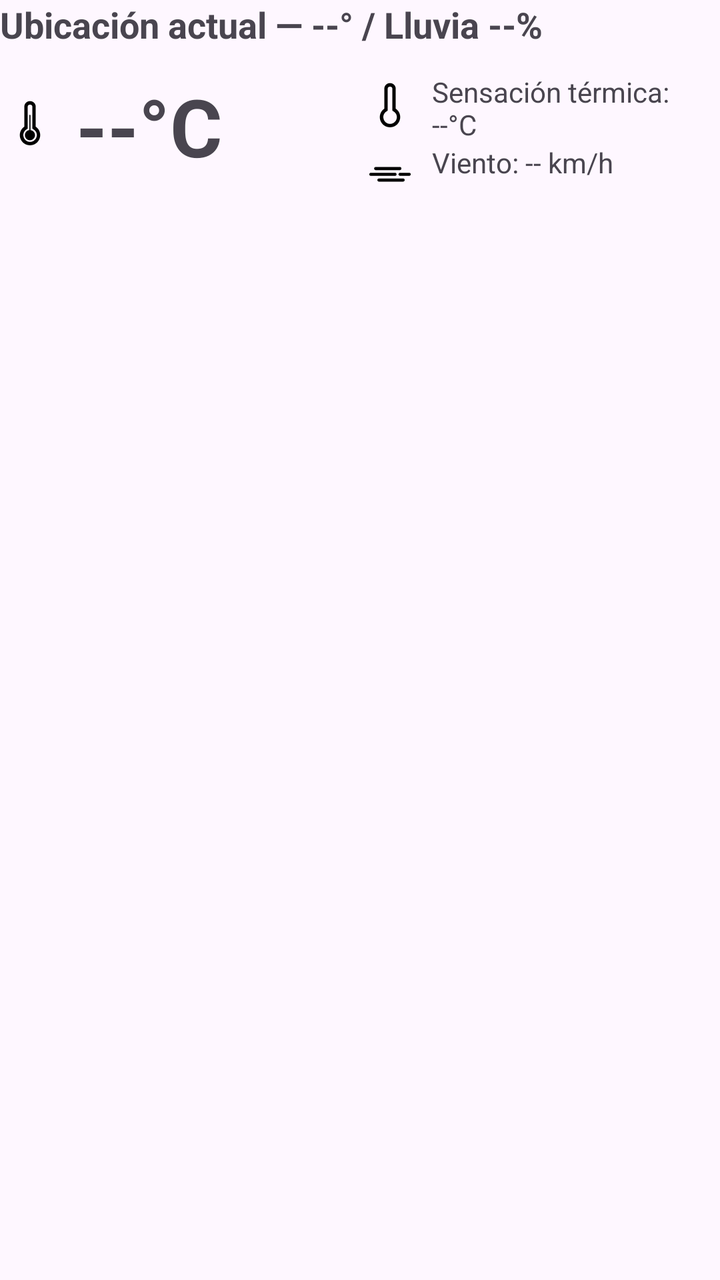
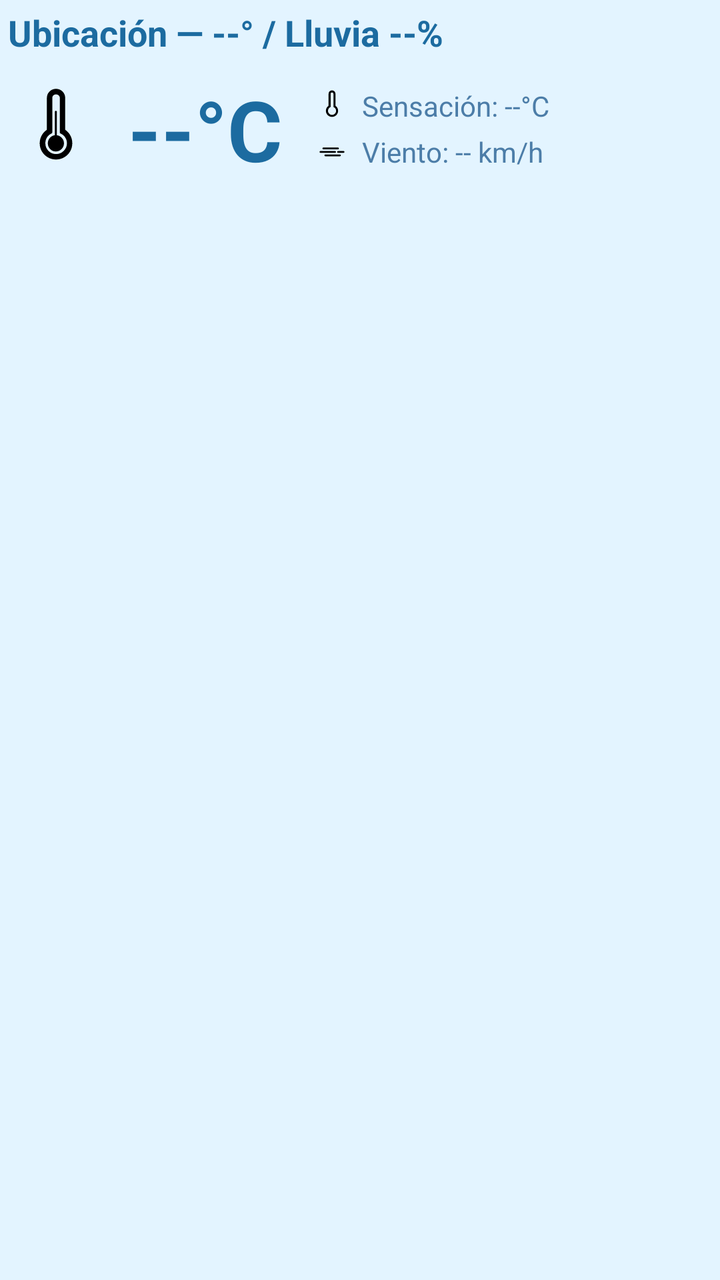

Screens rendered from an Android XML layout before and after an edit, with the pre-edit source and the edit as a unified diff.
<!-- AndroidManifest.xml: application theme Theme.LightWeather -->
<!-- res/layout/view_current_header.xml -->
<?xml version="1.0" encoding="utf-8"?>
<LinearLayout xmlns:android="http://schemas.android.com/apk/res/android"
    android:orientation="vertical"
    android:layout_width="match_parent"
    android:layout_height="wrap_content">

    
    <TextView
        android:id="@+id/tvHeader"
        android:layout_width="wrap_content"
        android:layout_height="wrap_content"
        android:text="Ubicación actual — --° / Lluvia --%"
        android:textStyle="bold"
        android:textSize="18sp" />

    
    <LinearLayout
        android:id="@+id/currentWeatherContainer"
        android:layout_width="match_parent"
        android:layout_height="wrap_content"
        android:orientation="horizontal"
        android:paddingTop="12dp"
        android:paddingBottom="12dp">

        
        <TextView
            android:id="@+id/tvTempMain"
            android:layout_width="0dp"
            android:layout_height="wrap_content"
            android:layout_weight="1"
            android:text="--°C"
            android:textSize="40sp"
            android:textStyle="bold"
            android:drawableStart="@drawable/wi_thermometer"
            android:drawablePadding="8dp" />

        
        <LinearLayout
            android:layout_width="0dp"
            android:layout_height="wrap_content"
            android:layout_weight="1"
            android:orientation="vertical">

            <TextView
                android:id="@+id/tvFeelsLike"
                android:layout_width="wrap_content"
                android:layout_height="wrap_content"
                android:text="Sensación térmica: --°C"
                android:textSize="14sp"
                android:drawableStart="@drawable/wi_thermometer_exterior"
                android:drawablePadding="6dp" />

            <TextView
                android:id="@+id/tvWindSpeed"
                android:layout_width="wrap_content"
                android:layout_height="wrap_content"
                android:text="Viento: -- km/h"
                android:textSize="14sp"
                android:drawableStart="@drawable/wi_windy"
                android:drawablePadding="6dp" />
        </LinearLayout>

    </LinearLayout>

</LinearLayout>
<!-- resources referenced by this layout -->
<resources>
  <!-- drawable wi_thermometer_exterior (drawable) -->
  <vector xmlns:android="http://schemas.android.com/apk/res/android"
      android:width="30dp"
      android:height="30dp"
      android:viewportWidth="30"
      android:viewportHeight="30">
    <path
        android:fillColor="#FF000000"
        android:pathData="M9.91,19.56c0,-0.85 0.2,-1.64 0.59,-2.38s0.94,-1.35 1.65,-1.84V5.42c0,-0.8 0.27,-1.48 0.82,-2.03S14.2,2.55 15,2.55c0.81,0 1.49,0.28 2.04,0.83c0.55,0.56 0.83,1.23 0.83,2.03v9.92c0.71,0.49 1.25,1.11 1.64,1.84s0.58,1.53 0.58,2.38c0,0.92 -0.23,1.78 -0.68,2.56s-1.07,1.4 -1.85,1.85s-1.63,0.68 -2.56,0.68c-0.92,0 -1.77,-0.23 -2.55,-0.68s-1.4,-1.07 -1.86,-1.85S9.91,20.48 9.91,19.56zM11.67,19.56c0,0.93 0.33,1.73 0.98,2.39c0.65,0.66 1.44,0.99 2.36,0.99c0.93,0 1.73,-0.33 2.4,-1s1.01,-1.46 1.01,-2.37c0,-0.62 -0.16,-1.2 -0.48,-1.73c-0.32,-0.53 -0.76,-0.94 -1.32,-1.23l-0.28,-0.14c-0.1,-0.04 -0.15,-0.14 -0.15,-0.29V5.42c0,-0.32 -0.11,-0.59 -0.34,-0.81C15.62,4.4 15.34,4.29 15,4.29c-0.32,0 -0.6,0.11 -0.83,0.32c-0.23,0.21 -0.34,0.48 -0.34,0.81v10.74c0,0.15 -0.05,0.25 -0.14,0.29l-0.27,0.14c-0.55,0.29 -0.98,0.7 -1.29,1.23C11.82,18.35 11.67,18.92 11.67,19.56z"/>
  </vector>
  <!-- drawable wi_windy (drawable) -->
  <vector xmlns:android="http://schemas.android.com/apk/res/android"
      android:width="30dp"
      android:height="30dp"
      android:viewportWidth="30"
      android:viewportHeight="30">
    <path
        android:fillColor="#FF000000"
        android:pathData="M4.65,15.5c0,-0.22 0.08,-0.41 0.23,-0.56c0.16,-0.15 0.35,-0.22 0.57,-0.22h12.08c0.22,0 0.4,0.07 0.54,0.22c0.14,0.15 0.22,0.34 0.22,0.57c0,0.22 -0.07,0.4 -0.22,0.54c-0.14,0.14 -0.32,0.22 -0.54,0.22H5.45c-0.22,0 -0.42,-0.07 -0.57,-0.22C4.72,15.9 4.65,15.72 4.65,15.5zM7.06,12.6c0,-0.22 0.08,-0.4 0.23,-0.55c0.15,-0.15 0.34,-0.23 0.56,-0.23h12.09c0.21,0 0.39,0.08 0.54,0.23c0.15,0.15 0.22,0.33 0.22,0.55c0,0.22 -0.07,0.4 -0.22,0.56c-0.15,0.15 -0.33,0.23 -0.54,0.23H7.86c-0.22,0 -0.41,-0.08 -0.56,-0.23S7.06,12.82 7.06,12.6zM8.68,18.34c0,-0.21 0.08,-0.39 0.24,-0.54c0.14,-0.14 0.32,-0.22 0.54,-0.22h12.1c0.22,0 0.41,0.07 0.56,0.22c0.15,0.14 0.22,0.32 0.22,0.54s-0.08,0.41 -0.23,0.56s-0.34,0.23 -0.56,0.23H9.46c-0.22,0 -0.4,-0.08 -0.56,-0.23S8.68,18.56 8.68,18.34zM19.26,15.5c0,-0.23 0.07,-0.42 0.22,-0.57c0.15,-0.15 0.34,-0.22 0.57,-0.22h4.52c0.23,0 0.42,0.07 0.57,0.22c0.15,0.15 0.22,0.34 0.22,0.56c0,0.22 -0.07,0.4 -0.22,0.54c-0.15,0.14 -0.34,0.22 -0.56,0.22h-4.52c-0.23,0 -0.42,-0.07 -0.57,-0.22C19.33,15.9 19.26,15.72 19.26,15.5z"/>
  </vector>
  <style name="Theme.LightWeather" parent="Base.Theme.LightWeather" />
  <style name="Base.Theme.LightWeather" parent="Theme.Material3.DayNight.NoActionBar">
          
          
      </style>
  <!-- unchanged entries left out for length: 1 -->
</resources>

<!-- the commit's change to res/layout/view_current_header.xml (unified diff, before → after) -->
@@ -2,16 +2,19 @@
 <LinearLayout xmlns:android="http://schemas.android.com/apk/res/android"
     android:orientation="vertical"
     android:layout_width="match_parent"
-    android:layout_height="wrap_content">
+    android:layout_height="wrap_content"
+    android:padding="4dp">
 
     
     <TextView
         android:id="@+id/tvHeader"
-        android:layout_width="wrap_content"
+        android:layout_width="match_parent"
         android:layout_height="wrap_content"
-        android:text="Ubicación actual — --° / Lluvia --%"
+        android:text="Ubicación — --° / Lluvia --%"
+        android:textSize="18sp"
         android:textStyle="bold"
-        android:textSize="18sp" />
+        android:textColor="@color/lw_blue_dark"
+        android:paddingBottom="8dp" />
 
     
     <LinearLayout
@@ -19,20 +22,27 @@
         android:layout_width="match_parent"
         android:layout_height="wrap_content"
         android:orientation="horizontal"
-        android:paddingTop="12dp"
-        android:paddingBottom="12dp">
+        android:gravity="center_vertical">
+
+        
+        <ImageView
+            android:id="@+id/ivMainIcon"
+            android:layout_width="48dp"
+            android:layout_height="48dp"
+            android:layout_marginEnd="12dp"
+            android:src="@drawable/wi_thermometer"
+            android:contentDescription="Clima actual" />
 
         
         <TextView
             android:id="@+id/tvTempMain"
-            android:layout_width="0dp"
+            android:layout_width="wrap_content"
             android:layout_height="wrap_content"
-            android:layout_weight="1"
             android:text="--°C"
-            android:textSize="40sp"
+            android:textSize="42sp"
             android:textStyle="bold"
-            android:drawableStart="@drawable/wi_thermometer"
-            android:drawablePadding="8dp" />
+            android:textColor="@color/lw_blue_dark"
+            android:layout_marginEnd="16dp" />
 
         
         <LinearLayout
@@ -41,23 +51,49 @@
             android:layout_weight="1"
             android:orientation="vertical">
 
-            <TextView
-                android:id="@+id/tvFeelsLike"
+            <LinearLayout
                 android:layout_width="wrap_content"
                 android:layout_height="wrap_content"
-                android:text="Sensación térmica: --°C"
-                android:textSize="14sp"
-                android:drawableStart="@drawable/wi_thermometer_exterior"
-                android:drawablePadding="6dp" />
+                android:orientation="horizontal"
+                android:gravity="center_vertical">
 
-            <TextView
-                android:id="@+id/tvWindSpeed"
+                <ImageView
+                    android:layout_width="18dp"
+                    android:layout_height="18dp"
+                    android:src="@drawable/wi_thermometer_exterior"/>
+
+                <TextView
+                    android:id="@+id/tvFeelsLike"
+                    android:layout_width="wrap_content"
+                    android:layout_height="wrap_content"
+                    android:layout_marginStart="6dp"
+                    android:text="Sensación: --°C"
+                    android:textSize="14sp"
+                    android:textColor="@color/lw_blue_light"/>
+            </LinearLayout>
+
+            <LinearLayout
                 android:layout_width="wrap_content"
                 android:layout_height="wrap_content"
-                android:text="Viento: -- km/h"
-                android:textSize="14sp"
-                android:drawableStart="@drawable/wi_windy"
-                android:drawablePadding="6dp" />
+                android:layout_marginTop="4dp"
+                android:orientation="horizontal"
+                android:gravity="center_vertical">
+
+                <ImageView
+                    android:layout_width="18dp"
+                    android:layout_height="18dp"
+                    android:src="@drawable/wi_windy"/>
+
+                <TextView
+                    android:id="@+id/tvWindSpeed"
+                    android:layout_width="wrap_content"
+                    android:layout_height="wrap_content"
+                    android:layout_marginStart="6dp"
+                    android:text="Viento: -- km/h"
+                    android:textSize="14sp"
+                    android:textColor="@color/lw_blue_light"/>
+            </LinearLayout>
+
         </LinearLayout>
 
     </LinearLayout>
<!-- resource entries referenced after the edit -->
@@ -1,5 +1,7 @@
 <!-- resources referenced by this layout -->
 <resources>
+  <color name="lw_blue_dark">#1C6BA0</color>
+  <color name="lw_blue_light">#4C7DA8</color>
   <!-- drawable wi_thermometer_exterior (drawable) -->
   <vector xmlns:android="http://schemas.android.com/apk/res/android"
       android:width="30dp"
@@ -20,11 +22,38 @@
         android:fillColor="#FF000000"
         android:pathData="M4.65,15.5c0,-0.22 0.08,-0.41 0.23,-0.56c0.16,-0.15 0.35,-0.22 0.57,-0.22h12.08c0.22,0 0.4,0.07 0.54,0.22c0.14,0.15 0.22,0.34 0.22,0.57c0,0.22 -0.07,0.4 -0.22,0.54c-0.14,0.14 -0.32,0.22 -0.54,0.22H5.45c-0.22,0 -0.42,-0.07 -0.57,-0.22C4.72,15.9 4.65,15.72 4.65,15.5zM7.06,12.6c0,-0.22 0.08,-0.4 0.23,-0.55c0.15,-0.15 0.34,-0.23 0.56,-0.23h12.09c0.21,0 0.39,0.08 0.54,0.23c0.15,0.15 0.22,0.33 0.22,0.55c0,0.22 -0.07,0.4 -0.22,0.56c-0.15,0.15 -0.33,0.23 -0.54,0.23H7.86c-0.22,0 -0.41,-0.08 -0.56,-0.23S7.06,12.82 7.06,12.6zM8.68,18.34c0,-0.21 0.08,-0.39 0.24,-0.54c0.14,-0.14 0.32,-0.22 0.54,-0.22h12.1c0.22,0 0.41,0.07 0.56,0.22c0.15,0.14 0.22,0.32 0.22,0.54s-0.08,0.41 -0.23,0.56s-0.34,0.23 -0.56,0.23H9.46c-0.22,0 -0.4,-0.08 -0.56,-0.23S8.68,18.56 8.68,18.34zM19.26,15.5c0,-0.23 0.07,-0.42 0.22,-0.57c0.15,-0.15 0.34,-0.22 0.57,-0.22h4.52c0.23,0 0.42,0.07 0.57,0.22c0.15,0.15 0.22,0.34 0.22,0.56c0,0.22 -0.07,0.4 -0.22,0.54c-0.15,0.14 -0.34,0.22 -0.56,0.22h-4.52c-0.23,0 -0.42,-0.07 -0.57,-0.22C19.33,15.9 19.26,15.72 19.26,15.5z"/>
   </vector>
-  <style name="Theme.LightWeather" parent="Base.Theme.LightWeather" />
-  <style name="Base.Theme.LightWeather" parent="Theme.Material3.DayNight.NoActionBar">
+  <style name="Theme.LightWeather" parent="Theme.MaterialComponents.DayNight.NoActionBar">
+  
           
+          <item name="colorPrimary">@color/lw_blue_dark</item>
+          <item name="colorPrimaryVariant">@color/lw_blue_dark</item>
+          <item name="colorSecondary">@color/lw_blue_light</item>
+  
           
+          <item name="colorOnPrimary">@color/lw_white</item>
+  
+          
+          <item name="android:windowBackground">@color/lw_background</item>
+  
+          
+          <item name="android:statusBarColor">@color/lw_blue_dark</item>
+          <item name="android:navigationBarColor">@color/lw_background</item>
+  
+          
+          <item name="android:textColorPrimary">@color/lw_blue_dark</item>
+          <item name="android:textColorSecondary">@color/lw_blue_light</item>
+  
+          
+          <item name="materialButtonStyle">@style/Widget.MaterialComponents.Button</item>
+  
+          
+          <item name="shapeAppearanceSmallComponent">@style/ShapeAppearance.MaterialComponents.SmallComponent</item>
+          <item name="shapeAppearanceMediumComponent">@style/ShapeAppearance.MaterialComponents.MediumComponent</item>
+          <item name="shapeAppearanceLargeComponent">@style/ShapeAppearance.MaterialComponents.LargeComponent</item>
+  
       </style>
+  <color name="lw_white">#FFFFFF</color>
+  <color name="lw_background">#E3F4FF</color>
   <!-- unchanged entries left out for length: 1 -->
 </resources>
 
